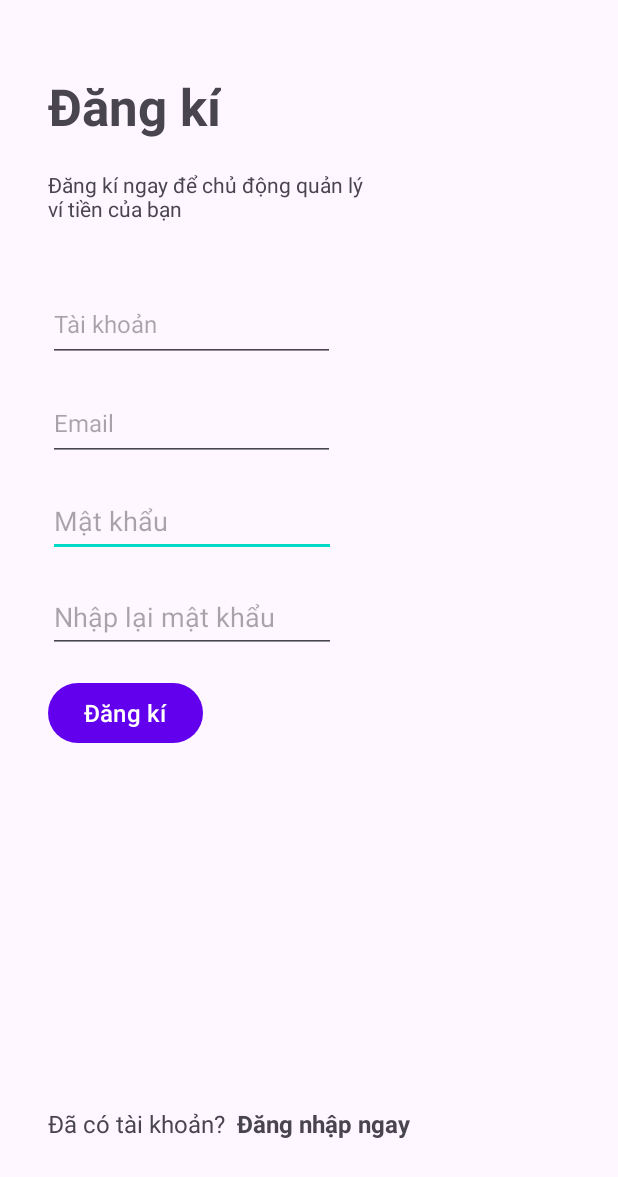
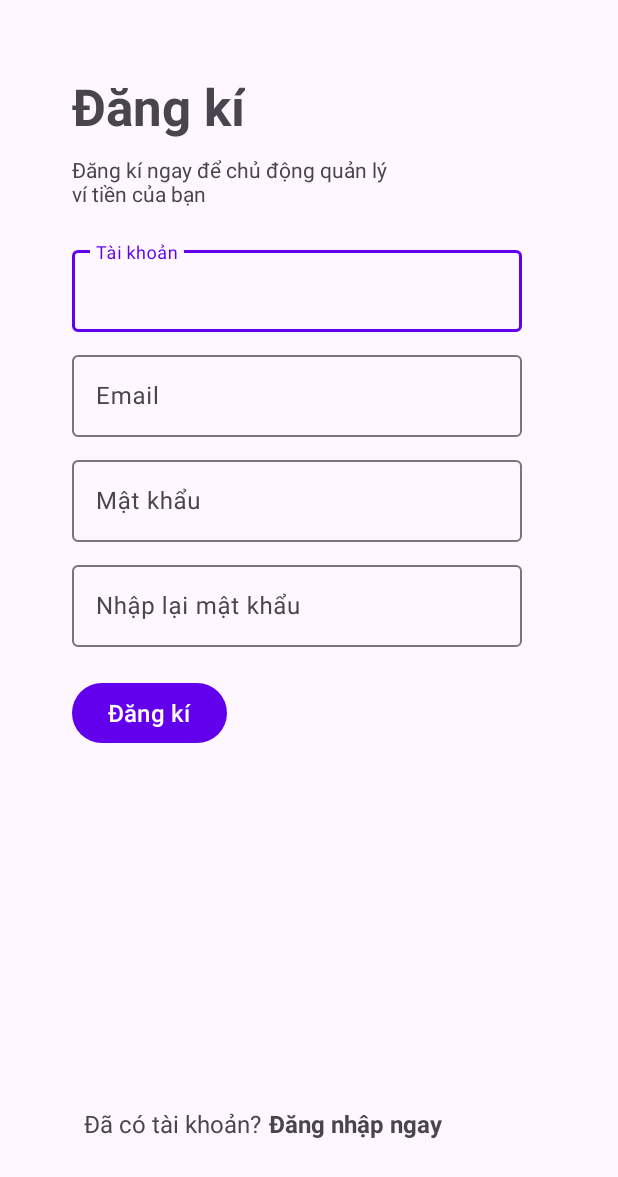
Before and after one commit to khanhworktime/financityFeedMyWallet, an Android app: the screen it shows after launch (SignUp), on a phone screen of 412 x 824 dp. Shown: the top 1177 px of the screen. Run offline under Robolectric (Android 15) with nearby library versions, the phone set to English and light mode, and no system bars.

Commit message:
login + signup

```diff
--- a/app/src/main/res/layout/signup.xml
+++ b/app/src/main/res/layout/signup.xml
@@ -5,77 +5,134 @@
     android:layout_width="match_parent"
     android:layout_height="match_parent">
 
-    <com.google.android.material.textfield.TextInputEditText
-        android:id="@+id/txt_mk2"
-        android:layout_width="192dp"
-        android:layout_height="48dp"
-        android:layout_marginTop="16dp"
-        android:hint="Mật khẩu"
-        android:lineSpacingExtra="16sp"
-        app:layout_constraintEnd_toEndOf="parent"
-        app:layout_constraintHorizontal_bias="0.146"
-        app:layout_constraintStart_toStartOf="parent"
-        app:layout_constraintTop_toBottomOf="@+id/txt_email" />
-
-    <com.google.android.material.textfield.TextInputEditText
-        android:id="@+id/txt_mk3"
-        android:layout_width="192dp"
-        android:layout_height="48dp"
-        android:layout_marginTop="16dp"
-        android:hint="Nhập lại mật khẩu"
-        android:lineSpacingExtra="16sp"
-        app:layout_constraintEnd_toEndOf="parent"
-        app:layout_constraintHorizontal_bias="0.146"
-        app:layout_constraintStart_toStartOf="parent"
-        app:layout_constraintTop_toBottomOf="@+id/txt_mk2" />
-
     <TextView
         android:id="@+id/tv_signup"
         android:layout_width="wrap_content"
         android:layout_height="wrap_content"
+        android:layout_marginStart="48dp"
         android:layout_marginTop="48dp"
+        android:layout_marginEnd="48dp"
         android:text="Đăng kí"
         android:textSize="34sp"
         android:textStyle="bold"
         app:layout_constraintEnd_toEndOf="parent"
-        app:layout_constraintHorizontal_bias="0.108"
+        app:layout_constraintHorizontal_bias="0.0"
         app:layout_constraintStart_toStartOf="parent"
         app:layout_constraintTop_toTopOf="parent" />
 
-    <com.google.android.material.textfield.TextInputEditText
-        android:id="@+id/txt_username_signup"
-        android:layout_width="191dp"
-        android:layout_height="50dp"
-        android:layout_marginStart="32dp"
-        android:layout_marginTop="40dp"
-        android:hint="Tài khoản"
-        android:minHeight="48dp"
-        android:textSize="16sp"
-        app:layout_constraintStart_toStartOf="parent"
-        app:layout_constraintTop_toBottomOf="@+id/tv_3" />
+    <TextView
+        android:id="@+id/tv_3"
+        android:layout_width="213dp"
+        android:layout_height="38dp"
+        android:layout_marginTop="10dp"
+        android:text="Đăng kí ngay để chủ động quản lý ví tiền của bạn"
+        app:layout_constraintEnd_toEndOf="@+id/tv_signup"
+        app:layout_constraintHorizontal_bias="0.0"
+        app:layout_constraintStart_toStartOf="@+id/tv_signup"
+        app:layout_constraintTop_toBottomOf="@+id/tv_signup" />
 
-    <com.google.android.material.textfield.TextInputEditText
-        android:id="@+id/txt_email"
-        android:layout_width="191dp"
-        android:layout_height="50dp"
-        android:layout_marginStart="32dp"
-        android:layout_marginTop="16dp"
-        android:hint="Email"
-        android:minHeight="48dp"
-        android:textSize="16sp"
-        app:layout_constraintStart_toStartOf="parent"
-        app:layout_constraintTop_toBottomOf="@+id/txt_username_signup" />
+    <com.google.android.material.textfield.TextInputLayout
+        android:id="@+id/ip1"
+        android:layout_width="300dp"
+        android:layout_height="60dp"
+        android:layout_marginTop="20dp"
+        app:layout_constraintEnd_toEndOf="@+id/tv_3"
+        app:layout_constraintHorizontal_bias="0.0"
+        app:layout_constraintStart_toStartOf="@+id/tv_3"
+        app:layout_constraintTop_toBottomOf="@+id/tv_3">
+
+        <com.google.android.material.textfield.TextInputEditText
+            android:id="@+id/txt_username_signup"
+            android:layout_width="match_parent"
+            android:layout_height="match_parent"
+            android:hint="Tài khoản"
+            android:lineSpacingExtra="16sp"
+            android:minHeight="48dp"
+            android:textSize="16sp" />
+    </com.google.android.material.textfield.TextInputLayout>
+
+    <com.google.android.material.textfield.TextInputLayout
+        android:id="@+id/ip2"
+        android:layout_width="300dp"
+        android:layout_height="60dp"
+        android:layout_marginTop="10dp"
+        app:layout_constraintEnd_toEndOf="@+id/ip1"
+        app:layout_constraintHorizontal_bias="0.0"
+        app:layout_constraintStart_toStartOf="@+id/ip1"
+        app:layout_constraintTop_toBottomOf="@+id/ip1">
+
+        <EditText
+            android:id="@+id/txt_email"
+            android:layout_width="match_parent"
+            android:layout_height="match_parent"
+            android:layout_weight="0"
+            android:ems="10"
+            android:hint="Email"
+            android:inputType="textEmailAddress"
+            android:lineSpacingExtra="16sp"
+            tools:ignore="SpeakableTextPresentCheck,SpeakableTextPresentCheck" />
+    </com.google.android.material.textfield.TextInputLayout>
+
+    <com.google.android.material.textfield.TextInputLayout
+        android:id="@+id/ip3"
+        android:layout_width="300dp"
+        android:layout_height="60dp"
+        android:layout_marginTop="10dp"
+        app:layout_constraintEnd_toEndOf="@+id/ip2"
+        app:layout_constraintHorizontal_bias="0.0"
+        app:layout_constraintStart_toStartOf="@+id/ip2"
+        app:layout_constraintTop_toBottomOf="@+id/ip2">
+
+        <com.google.android.material.textfield.TextInputEditText
+            android:id="@+id/txt_pass"
+            android:layout_width="match_parent"
+            android:layout_height="match_parent"
+            android:hint="Mật khẩu"
+            android:lineSpacingExtra="16sp" />
+    </com.google.android.material.textfield.TextInputLayout>
+
+    <com.google.android.material.textfield.TextInputLayout
+        android:id="@+id/ip4"
+        android:layout_width="300dp"
+        android:layout_height="60dp"
+        android:layout_marginTop="10dp"
+        app:layout_constraintEnd_toEndOf="@+id/ip3"
+        app:layout_constraintHorizontal_bias="0.0"
+        app:layout_constraintStart_toStartOf="@+id/ip3"
+        app:layout_constraintTop_toBottomOf="@+id/ip3">
+
+        <com.google.android.material.textfield.TextInputEditText
+            android:id="@+id/txt_repass"
+            android:layout_width="match_parent"
+            android:layout_height="match_parent"
+            android:hint="Nhập lại mật khẩu"
+            android:lineSpacingExtra="16sp" />
+    </com.google.android.material.textfield.TextInputLayout>
 
     <Button
         android:id="@+id/btn_signup"
         android:layout_width="wrap_content"
         android:layout_height="wrap_content"
-        android:layout_marginStart="32dp"
-        android:layout_marginTop="16dp"
+        android:layout_marginTop="20dp"
         android:text="Đăng kí"
         android:textSize="16sp"
-        app:layout_constraintStart_toStartOf="parent"
-        app:layout_constraintTop_toBottomOf="@+id/txt_mk3" />
+        app:layout_constraintEnd_toEndOf="@+id/ip4"
+        app:layout_constraintHorizontal_bias="0.0"
+        app:layout_constraintStart_toStartOf="@+id/ip4"
+        app:layout_constraintTop_toBottomOf="@+id/ip4" />
+
+    <TextView
+        android:id="@+id/tv_4"
+        android:layout_width="wrap_content"
+        android:layout_height="wrap_content"
+        android:layout_marginStart="8dp"
+        android:layout_marginBottom="64dp"
+        android:text="Đã có tài khoản?"
+        android:textSize="16sp"
+        app:layout_constraintBottom_toBottomOf="parent"
+        app:layout_constraintStart_toStartOf="@+id/btn_signup"
+        app:layout_constraintTop_toBottomOf="@+id/btn_signup"
+        app:layout_constraintVertical_bias="1.0" />
 
     <TextView
         android:id="@+id/tv_login"
@@ -88,31 +145,9 @@
         android:textStyle="bold"
         app:layout_constraintBottom_toBottomOf="parent"
         app:layout_constraintEnd_toEndOf="parent"
-        app:layout_constraintHorizontal_bias="0.209"
+        app:layout_constraintHorizontal_bias="0.347"
         app:layout_constraintStart_toEndOf="@+id/tv_4"
         app:layout_constraintTop_toBottomOf="@+id/btn_login"
         app:layout_constraintVertical_bias="1.0" />
 
-    <TextView
-        android:id="@+id/tv_4"
-        android:layout_width="wrap_content"
-        android:layout_height="wrap_content"
-        android:layout_marginStart="32dp"
-        android:layout_marginBottom="64dp"
-        android:text="Đã có tài khoản?"
-        android:textSize="16sp"
-        app:layout_constraintBottom_toBottomOf="parent"
-        app:layout_constraintStart_toStartOf="parent"
-        app:layout_constraintTop_toBottomOf="@+id/btn_login"
-        app:layout_constraintVertical_bias="0.778" />
-
-    <TextView
-        android:id="@+id/tv_3"
-        android:layout_width="213dp"
-        android:layout_height="38dp"
-        android:layout_marginStart="32dp"
-        android:layout_marginTop="20dp"
-        android:text="Đăng kí ngay để chủ động quản lý ví tiền của bạn"
-        app:layout_constraintStart_toStartOf="parent"
-        app:layout_constraintTop_toBottomOf="@+id/tv_signup" />
 </androidx.constraintlayout.widget.ConstraintLayout>
```
